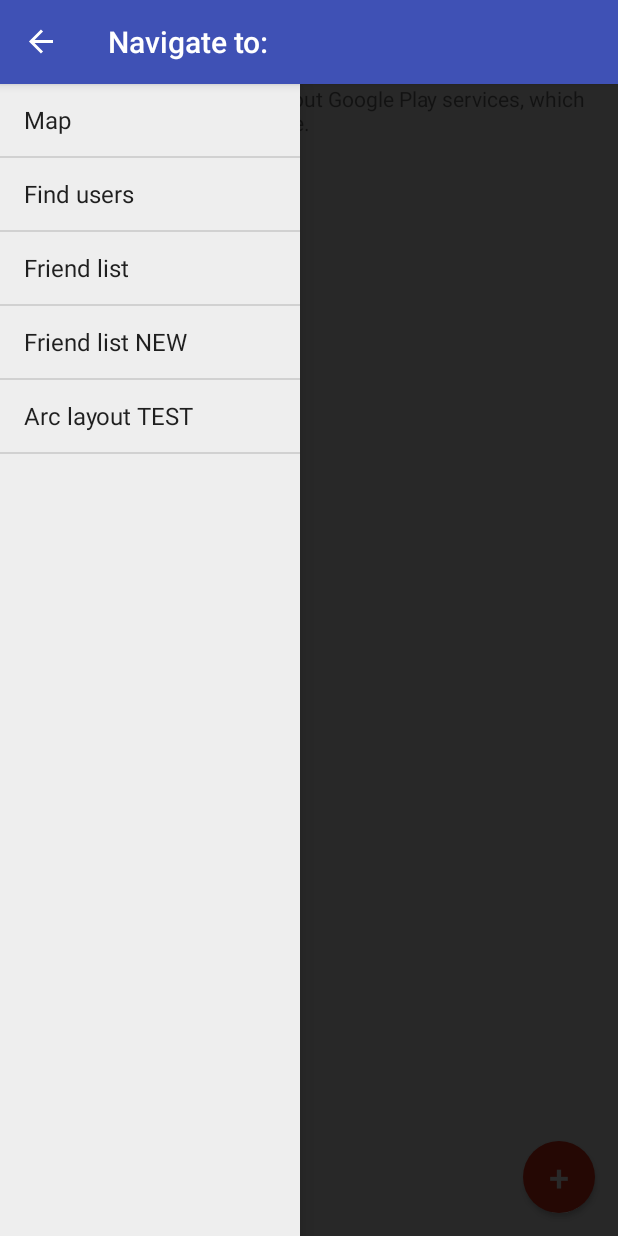
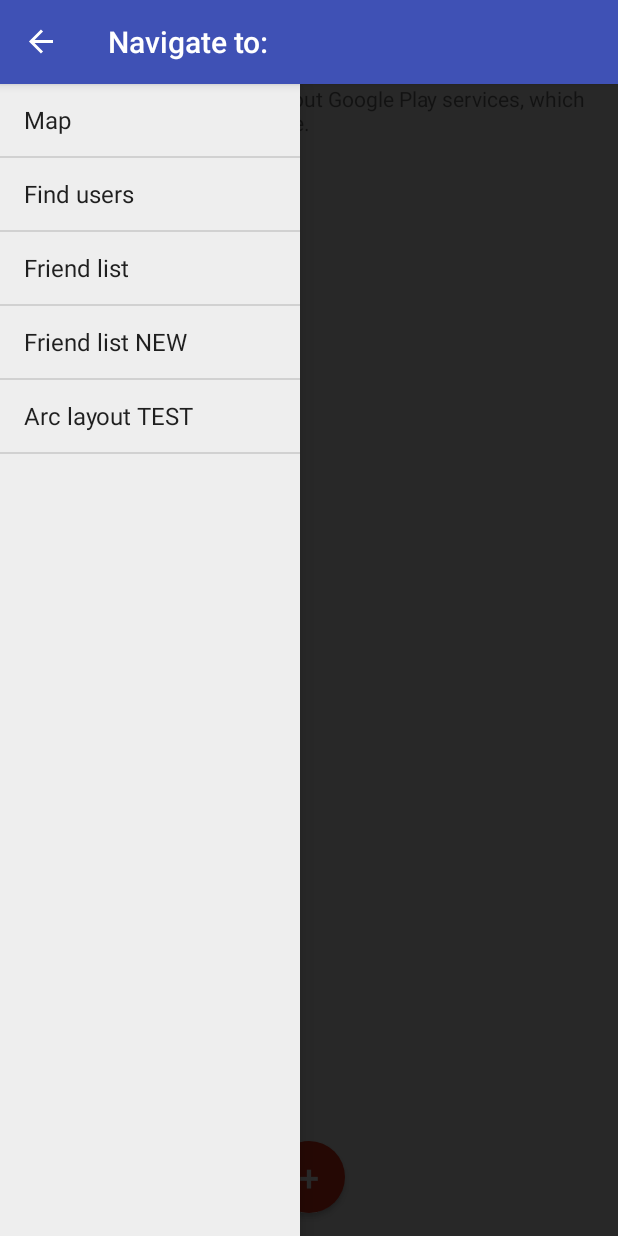
Before and after one commit to G-Maan/location-tracker, an Android app: the MapsActivity screen opened directly, with no data from a screen before it, with the side drawer open, on a phone screen of 412 x 824 dp. Run offline under Robolectric (Android 15) with nearby library versions, the phone set to English and light mode, and no system bars; our stand-ins replace Volley; libraries missing offline, so code that uses them is left out: com.ogaclejapan.arclayout; plain views replace ArcLayout; network calls fail; 1 statement that could not run was skipped.

Commit message:
Adding friend not working, Added arc layout and animating camera

```diff
--- a/ITracker/app/src/main/java/pmielnic/com/itracker/activities/BaseActivity.java
+++ b/ITracker/app/src/main/java/pmielnic/com/itracker/activities/BaseActivity.java
@@ -76,6 +76,7 @@ public class BaseActivity extends AppCompatActivity{ //changed from depricated A
         switch(position){
             case 0:
                 intent = new Intent(this, MapsActivity.class);
+                intent.addFlags(Intent.FLAG_ACTIVITY_CLEAR_TOP);
                 mDrawerLayout.closeDrawer(mDrawerList);
                 startActivity(intent);
                 break;
--- a/ITracker/app/src/main/java/pmielnic/com/itracker/activities/MapsActivity.java
+++ b/ITracker/app/src/main/java/pmielnic/com/itracker/activities/MapsActivity.java
@@ -20,12 +20,16 @@ import android.support.annotation.NonNull;
 import android.os.Bundle;
 import android.support.v4.app.ActivityCompat;
 import android.support.v4.content.ContextCompat;
+import android.support.v7.widget.AppCompatButton;
 import android.util.Log;
+import android.util.TypedValue;
 import android.view.LayoutInflater;
 import android.view.View;
+import android.view.ViewGroup;
 import android.view.animation.AnticipateInterpolator;
 import android.view.animation.OvershootInterpolator;
 import android.widget.Button;
+import android.widget.LinearLayout;
 import android.widget.Toast;
 
 import com.android.volley.AuthFailureError;
@@ -79,7 +83,7 @@ public class MapsActivity extends BaseActivity
         GoogleApiClient.ConnectionCallbacks, GoogleApiClient.OnConnectionFailedListener,
         LocationListener, View.OnClickListener {
 
-    private List<Marker> markers;
+    private List<Marker> markers = new ArrayList();
 
     private GoogleMap map;
     private LocationRequest mLocationRequest;
@@ -94,12 +98,13 @@ public class MapsActivity extends BaseActivity
     private PendingIntent pendingIntent;
     private SupportMapFragment supportMapFragment;
 
-    Toast toast = null;
-    View fab;
-    View menuLayout;
-    ArcLayout arcLayout;
+    private Toast toast = null;
+    private View fab;
+    private View menuLayout;
+    private ArcLayout arcLayout;
 
     private Globals globals;
+    private List<User> userList = new ArrayList<>();
 
 
     @Override
@@ -120,12 +125,6 @@ public class MapsActivity extends BaseActivity
         fab = findViewById(R.id.fab);
         menuLayout = findViewById(R.id.menu_layout);
         arcLayout = (ArcLayout) findViewById(R.id.arc_layout);
-
-        for (int i = 0, size = arcLayout.getChildCount(); i < size; i++) {
-            arcLayout.getChildAt(i).setOnClickListener(this);
-        }
-
-        fab.setOnClickListener(this);
 
         queue = Volley.newRequestQueue(this);
         String url = globals.getUrlPrint() + userName;
@@ -150,12 +149,36 @@ public class MapsActivity extends BaseActivity
         }
     }
 
+    private void setupArcLayout(){
+
+        ArcLayout.LayoutParams params = new ArcLayout.LayoutParams(130, 130);
+        for(User u: userList){
+            Button b = new AppCompatButton(this);
+            b.setText(u.getName().substring(0,1));
+            b.setBackgroundResource(R.drawable.path_white_oval);
+            b.setLayoutParams(params);
+            arcLayout.addView(b);
+        }
+
+        for (int i = 0, size = arcLayout.getChildCount(); i < size; i++) {
+            arcLayout.getChildAt(i).setOnClickListener(this);
+        }
+
+        fab.setOnClickListener(this);
+    }
+
     private void moveToLocation(pmielnic.com.itracker.model.Location location){
         if(map != null) {
             LatLng latLng = new LatLng(location.getLatitude(), location.getLongitude());
             Log.d("LATLNG", location.getLatitude() + " " + location.getLongitude());
-            map.moveCamera(CameraUpdateFactory.newLatLngZoom(latLng, 13f));
-            map.addMarker(new MarkerOptions().position(latLng));
+            map.animateCamera(CameraUpdateFactory.newLatLngZoom(latLng, 13f));
+            int index = 0;
+            for(User u: userList){
+                if(u.getLocation().equals(location)){
+                    index = userList.indexOf(u);
+                }
+            }
+            markers.get(index).showInfoWindow();
         }
     }
 
@@ -199,13 +222,15 @@ public class MapsActivity extends BaseActivity
             LatLng latLng = new LatLng(u.getLocation().getLatitude(), u.getLocation().getLongitude());
             MarkerOptions markerOptions = new MarkerOptions();
             markerOptions.position(latLng).title(u.getName()).snippet(u.getLocation().getAddress().getStreetName()).icon(BitmapDescriptorFactory.defaultMarker(BitmapDescriptorFactory.HUE_RED));
-            map.addMarker(markerOptions);
+            Marker marker = map.addMarker(markerOptions);
+
+            markers.add(marker);
         }
     }
 
     private List<User> getMarkerInfo(){
         String url = globals.getUrlListFriends() + userEmail;
-        final List<User> userList = new ArrayList<>();
+        userList = new ArrayList<>();
         JsonArrayRequest request = new JsonArrayRequest(url, new Response.Listener<JSONArray>() {
             @Override
             public void onResponse(JSONArray response) {
@@ -218,11 +243,12 @@ public class MapsActivity extends BaseActivity
 
                         userList.add(user);
 
-                        setupMarkers(userList);
                     } catch (JSONException e) {
                         e.printStackTrace();
                     }
                 }
+                setupMarkers(userList);
+                setupArcLayout();
             }
         }, new Response.ErrorListener() {
             @Override
@@ -243,7 +269,6 @@ public class MapsActivity extends BaseActivity
 
         Intent i = getIntent();
         if(i.getParcelableExtra("location_parcel") != null){
-            Toast.makeText(getApplicationContext(), "here", Toast.LENGTH_SHORT).show();
             pmielnic.com.itracker.model.Location locationParcel = i.getParcelableExtra("location_parcel");
             moveToLocation(locationParcel);
         }
@@ -377,7 +402,7 @@ public class MapsActivity extends BaseActivity
 
         double dLatitude = mLastLocation.getLatitude();
         double dLongitude = mLastLocation.getLongitude();
-        Toast.makeText(MapsActivity.this, "Lat: " + dLatitude + " Long: " + dLongitude, Toast.LENGTH_SHORT).show();
+//        Toast.makeText(MapsActivity.this, "Lat: " + dLatitude + " Long: " + dLongitude, Toast.LENGTH_SHORT).show();
 //        marker = map.addMarker(new MarkerOptions().position(new LatLng(dLatitude, dLongitude))
 //                .title("My Location").icon(BitmapDescriptorFactory
 //                        .defaultMarker(BitmapDescriptorFactory.HUE_RED)));
@@ -433,27 +458,19 @@ public class MapsActivity extends BaseActivity
         }
 
         if (v instanceof Button) {
-            showToast((Button) v);
+            int index = ((ViewGroup) v.getParent()).indexOfChild(v);
+            pmielnic.com.itracker.model.Location selectedUserLocation = userList.get(index).getLocation();
+            moveToLocation(selectedUserLocation);
+            hideMenu();
         }
-    }
-    private void showToast(Button btn) {
-        if (toast != null) {
-            toast.cancel();
-        }
-
-        String text = "Clicked: " + btn.getText();
-        toast = Toast.makeText(this, text, Toast.LENGTH_SHORT);
-        toast.show();
-
     }
 
     private void onFabClick(View v) {
-        if (v.isSelected()) {
+        if (menuLayout.getVisibility() == View.VISIBLE) {
             hideMenu();
         } else {
             showMenu();
         }
-        v.setSelected(!v.isSelected());
     }
 
     private void showMenu() {
--- a/ITracker/app/src/main/res/layout/activity_maps.xml
+++ b/ITracker/app/src/main/res/layout/activity_maps.xml
@@ -47,46 +47,41 @@
                 android:layout_width="match_parent"
                 android:layout_height="match_parent"
                 android:layout_marginBottom="32dp"
-                app:arc_axisRadius="@dimen/layout_child_offset_large"
+                app:arc_axisRadius="@dimen/layout_child_offset_path"
                 app:arc_freeAngle="false"
-                app:arc_origin="bottom|right"
-                app:arc_radius="@dimen/layout_radius_large"
+                app:arc_origin="bottom"
+                app:arc_radius="@dimen/layout_radius_path"
                 >
 
-                <Button
-                    style="@style/Item.Path"
-                    android:text="A"
-                    android:textColor="@color/path_orange"
-                    app:arc_angle="30"
-                    />
+                <!--<Button-->
+                    <!--style="@style/Item.Path"-->
+                    <!--android:text="A"-->
+                    <!--android:textColor="@color/path_orange"-->
+                    <!--app:arc_angle="30"-->
+                    <!--/>-->
 
-                <Button
-                    style="@style/Item.Path"
-                    android:text="B"
-                    android:textColor="@color/path_blue"
-                    app:arc_angle="60"
-                    />
+                <!--<Button-->
+                    <!--style="@style/Item.Path"-->
+                    <!--android:text="B"-->
+                    <!--android:textColor="@color/path_blue"-->
+                    <!--app:arc_angle="60"-->
+                    <!--/>-->
 
-                <Button
-                    style="@style/Item.Path"
-                    android:text="C"
-                    android:textColor="@color/path_black"
-                    app:arc_angle="90"
-                    />
+                <!--<Button-->
+                    <!--style="@style/Item.Path"-->
+                    <!--android:text="C"-->
+                    <!--android:textColor="@color/path_black"-->
+                    <!--app:arc_angle="90"-->
+                    <!--/>-->
 
-                <Button
-                    style="@style/Item.Path"
-                    android:text="D"
-                    android:textColor="@color/path_green"
-                    app:arc_angle="120"
-                    />
+                <!--<Button-->
+                    <!--style="@style/Item.Path"-->
+                    <!--android:text="D"-->
+                    <!--android:textColor="@color/path_green"-->
+                    <!--app:arc_angle="120"-->
+                    <!--/>-->
 
-                <Button
-                    style="@style/Item.Path"
-                    android:text="E"
-                    android:textColor="@color/path_purple"
-                    app:arc_angle="150"
-                    />
+
 
             </com.ogaclejapan.arclayout.ArcLayout>
 
@@ -98,7 +93,7 @@
             android:layout_height="48dp"
             android:layout_margin="15dp"
             android:layout_alignParentBottom="true"
-            android:layout_alignParentRight="true"
+            android:layout_centerHorizontal="true"
             android:layout_marginBottom="8dp"
             android:background="@drawable/path_fab"
             android:text="+"
--- a/ITracker/app/src/main/res/layout/list_row.xml
+++ b/ITracker/app/src/main/res/layout/list_row.xml
@@ -13,7 +13,6 @@
         android:src="@drawable/ic_add_black_24dp"
         android:layout_marginRight="8dp"
         android:layout_centerVertical="true"
-        android:onClick="onClickImageButton"
         android:layout_alignParentEnd="true" />
 
     <!-- User name -->
```
Also changed, not shown: ITracker/app/src/debug/res/drawable/round_button_white.xml (added, +7 -0 lines), ITracker/app/src/main/java/pmielnic/com/itracker/activities/SearchActivity.java (+0 -7 lines), ITracker/app/src/main/java/pmielnic/com/itracker/adapters/DatabaseListAdapter.java (+40 -0 lines), ITracker/app/src/main/res/layout/search_activity.xml (+0 -42 lines).
